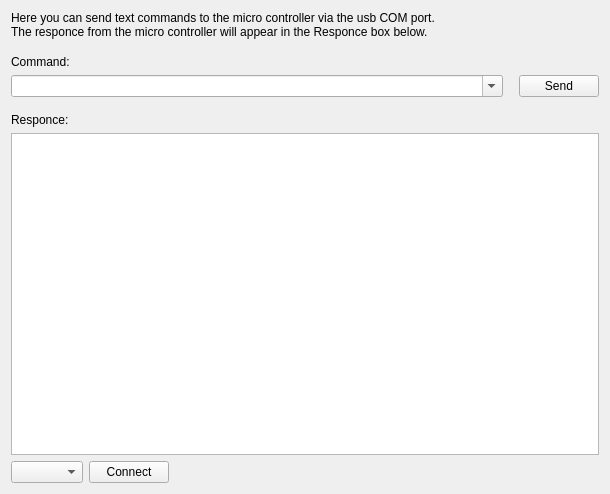
Above: LinStrip/FormCommands.ui from guttih/WinStrip before the change. Below: the same form after it.
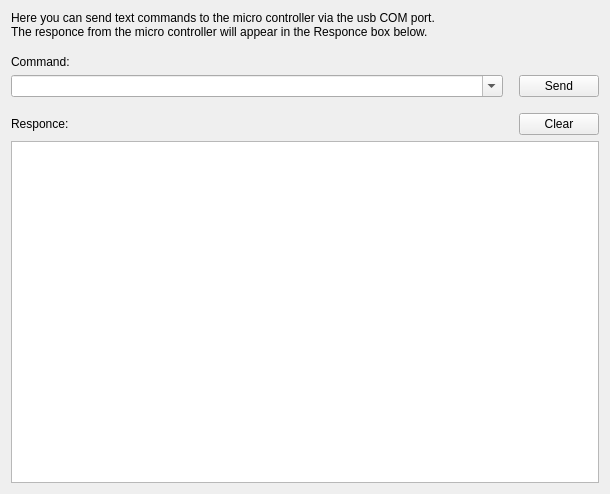
That is the form after the change.

Commit message: can send and reicive commands

```diff
--- a/LinStrip/FormCommands.ui
+++ b/LinStrip/FormCommands.ui
@@ -115,29 +115,12 @@
        </property>
       </spacer>
      </item>
-     <item>
-      <widget class="QLabel" name="label_3">
-       <property name="text">
-        <string>Responce:</string>
-       </property>
-      </widget>
-     </item>
-     <item>
-      <widget class="QTextEdit" name="textEdit">
-       <property name="readOnly">
-        <bool>true</bool>
-       </property>
-      </widget>
-     </item>
      <item>
       <layout class="QHBoxLayout" name="horizontalLayout_3">
        <item>
-        <widget class="QComboBox" name="comboDevices"/>
-       </item>
-       <item>
-        <widget class="QPushButton" name="btnConnect">
+        <widget class="QLabel" name="label_3">
          <property name="text">
-          <string>Connect</string>
+          <string>Responce:</string>
          </property>
         </widget>
        </item>
@@ -154,8 +137,22 @@
          </property>
         </spacer>
        </item>
+       <item>
+        <widget class="QPushButton" name="pushButton">
+         <property name="text">
+          <string>Clear</string>
+         </property>
+        </widget>
+       </item>
       </layout>
      </item>
+     <item>
+      <widget class="QTextEdit" name="textEditResponse">
+       <property name="readOnly">
+        <bool>true</bool>
+       </property>
+      </widget>
+     </item>
     </layout>
    </item>
   </layout>
```
The commit also changes 7 other files.
